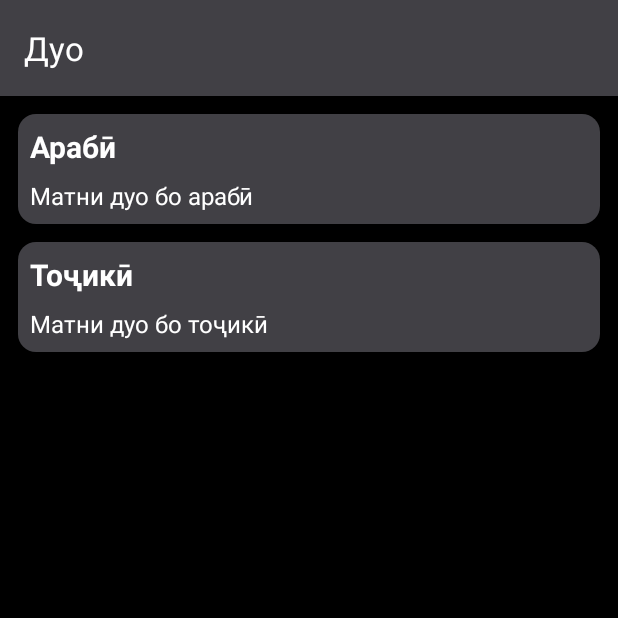
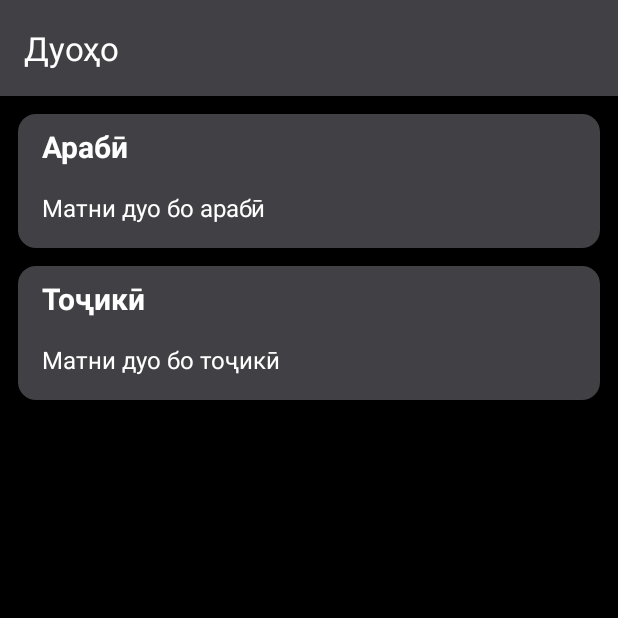
Before and after one commit to Ifhaydar/Dua, an Android app: the fragment DuaFragment placed in its activity, on a phone screen of 412 x 824 dp, the top half of it. Run offline under Robolectric (Android 15) with nearby library versions, the phone set to English and light mode, and no system bars; our stand-ins replace navigation-ui; 4 statements that could not run were skipped.

Commit message:
Initial commit

```diff
--- a/app/src/main/java/com/example/dua/MainActivity.kt
+++ b/app/src/main/java/com/example/dua/MainActivity.kt
@@ -32,7 +32,7 @@ class MainActivity : AppCompatActivity() {
         appBarConfiguration = AppBarConfiguration(navController.graph)
         setupActionBarWithNavController(navController, appBarConfiguration)
 
-        supportActionBar?.title = "Дуо"
+        supportActionBar?.title = "Дуоҳо"
     }
 
     override fun onSupportNavigateUp(): Boolean {
--- a/app/src/main/java/com/example/dua/fragments/DuaFragment.kt
+++ b/app/src/main/java/com/example/dua/fragments/DuaFragment.kt
@@ -5,6 +5,7 @@ import androidx.fragment.app.Fragment
 import android.view.LayoutInflater
 import android.view.View
 import android.view.ViewGroup
+import androidx.appcompat.app.AppCompatActivity
 import androidx.navigation.fragment.navArgs
 import com.example.dua.R
 import com.example.dua.databinding.FragmentDuaBinding
@@ -24,7 +25,7 @@ class DuaFragment : Fragment() {
 
         binding?.tvDuaArab?.text = safeArgs.textDuaArab
         binding?.tvDuaTajik?.text = safeArgs.textDuaTajik
-
+        (requireActivity() as AppCompatActivity).supportActionBar?.title = safeArgs.textDuaTitle
         return binding!!.root
     }
 }
--- a/app/src/main/java/com/example/dua/fragments/HomeFragment.kt
+++ b/app/src/main/java/com/example/dua/fragments/HomeFragment.kt
@@ -76,7 +76,7 @@ class HomeFragment : Fragment() {
                 Dua(44, getString(R.string.duaName44), getString(R.string.duaDescArab44), getString(R.string.duaDescTajik44), false)
 
             ), { dua ->
-                val action = HomeFragmentDirections.actionHomeFragmentToDuaFragment(dua.duaDescArab, dua.duaDescTajik)
+                val action = HomeFragmentDirections.actionHomeFragmentToDuaFragment(dua.duaDescArab, dua.duaDescTajik, dua.duaName)
                 findNavController().navigate(action)
             }
         )
--- a/app/src/main/res/layout/activity_main.xml
+++ b/app/src/main/res/layout/activity_main.xml
@@ -15,7 +15,11 @@
         android:layout_height="?attr/actionBarSize"
         android:background="#414045"
         android:elevation="4dp"
-        app:titleTextColor="@android:color/white" />
+        app:title="Дуоҳо"
+        app:titleTextColor="@android:color/white">
+
+    </androidx.appcompat.widget.Toolbar>
+
 
 
     <androidx.fragment.app.FragmentContainerView
--- a/app/src/main/res/layout/fragment_dua.xml
+++ b/app/src/main/res/layout/fragment_dua.xml
@@ -6,11 +6,11 @@
     xmlns:tools="http://schemas.android.com/tools"
     android:background="@color/black"
     tools:context=".fragments.DuaFragment">
+
     <ScrollView
         android:id="@+id/descScrollView"
         android:layout_width="match_parent"
         android:layout_height="0dp"
-        android:padding="12dp"
         app:layout_constraintTop_toTopOf="parent"
         app:layout_constraintBottom_toBottomOf="parent"
         app:layout_constraintStart_toStartOf="parent"
@@ -19,6 +19,7 @@
         <LinearLayout
             android:layout_width="match_parent"
             android:layout_height="wrap_content"
+            android:padding="12dp"
             android:orientation="vertical">
 
             <androidx.constraintlayout.widget.ConstraintLayout
@@ -36,7 +37,7 @@
                     android:textSize="20sp"
                     android:textStyle="bold"
                     android:textColor="@color/white"
-                    android:layout_marginStart="8dp"
+                    android:layout_marginStart="16dp"
                     android:layout_marginTop="8dp"
                     app:layout_constraintStart_toStartOf="parent"
                     app:layout_constraintTop_toTopOf="parent"/>
@@ -48,7 +49,7 @@
                     android:text="Матни дуо бо арабӣ"
                     android:textColor="@color/white"
                     android:textSize="16sp"
-                    android:padding="8dp"
+                    android:padding="16dp"
                     app:layout_constraintStart_toStartOf="parent"
                     app:layout_constraintEnd_toEndOf="parent"
                     app:layout_constraintTop_toBottomOf="@+id/tvTitleArab"
@@ -70,7 +71,7 @@
                     android:textSize="20sp"
                     android:textStyle="bold"
                     android:textColor="@color/white"
-                    android:layout_marginStart="8dp"
+                    android:layout_marginStart="16dp"
                     android:layout_marginTop="8dp"
                     app:layout_constraintStart_toStartOf="parent"
                     app:layout_constraintTop_toTopOf="parent"/>
@@ -80,7 +81,7 @@
                     android:layout_width="0dp"
                     android:layout_height="wrap_content"
                     android:text="Матни дуо бо тоҷикӣ"
-                    android:padding="8dp"
+                    android:padding="16dp"
                     android:textColor="@color/white"
                     android:textSize="16sp"
                     app:layout_constraintStart_toStartOf="parent"
--- a/app/src/main/res/layout/fragment_home.xml
+++ b/app/src/main/res/layout/fragment_home.xml
@@ -13,7 +13,8 @@
         android:id="@+id/recyclerView"
         android:layout_width="match_parent"
         android:layout_height="match_parent"
-        android:padding="12dp"
+        android:layout_marginStart="8dp"
+        android:layout_marginEnd="8dp"
         tools:listitem="@layout/item_dua" />
 
 </LinearLayout>
--- a/app/src/main/res/layout/item_dua.xml
+++ b/app/src/main/res/layout/item_dua.xml
@@ -3,13 +3,13 @@
     android:layout_width="match_parent"
     android:layout_height="wrap_content"
     android:orientation="vertical"
+    android:padding="4dp"
     xmlns:app="http://schemas.android.com/apk/res-auto">
 
     <LinearLayout
         android:layout_width="match_parent"
         android:layout_height="wrap_content"
         android:orientation="horizontal"
-        android:layout_marginBottom="8dp"
         android:background="@drawable/shape_container">
 
         <TextView
--- a/app/src/main/res/navigation/nav_graph.xml
+++ b/app/src/main/res/navigation/nav_graph.xml
@@ -8,6 +8,7 @@
     <fragment
         android:id="@+id/homeFragment"
         android:name="com.example.dua.fragments.HomeFragment"
+        android:label="Дуоҳо"
         tools:layout="@layout/fragment_home" >
         <action
             android:id="@+id/action_homeFragment_to_duaFragment"
@@ -23,5 +24,7 @@
         <argument
             android:name="textDuaTajik"
             app:argType="string" />
+        <argument android:name="textDuaTitle"
+            app:argType="string" />
     </fragment>
 </navigation>
```
